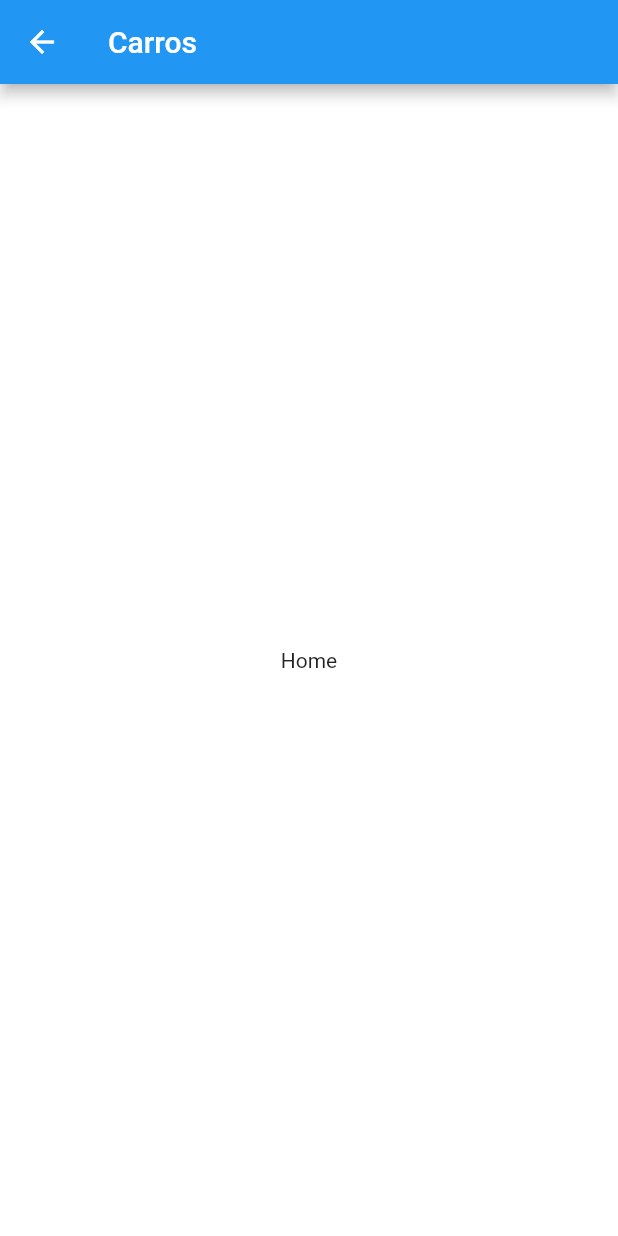
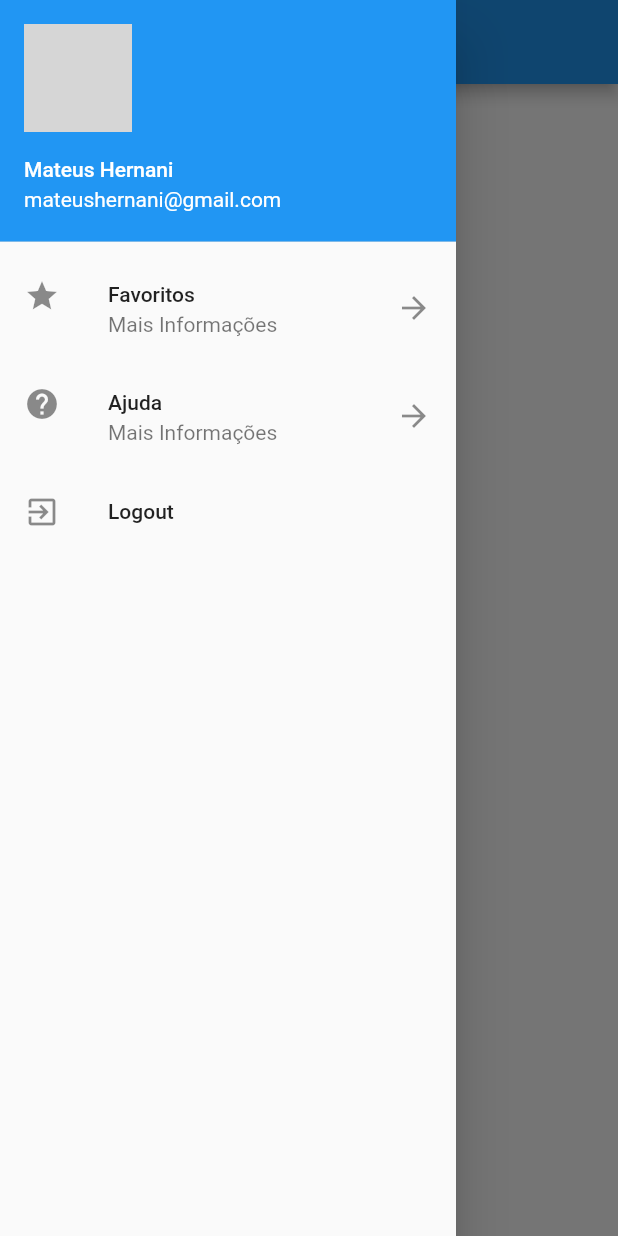
Before and after one commit to MateusH23/carros_flutter, a Flutter app: the HomePage screen opened directly, with the side drawer open (before the commit the screen has no drawer), on a phone screen of 412 x 824 dp. Run offline on Flutter 3.47's test engine with Material 2 defaults, Android fonts, the phone set to English and light mode, and no system bars; network calls fail; grey boxes are pictures that could not be loaded.

Commit message:
Home e criação do Drawer

```diff
--- a/lib/pages/home_page.dart
+++ b/lib/pages/home_page.dart
@@ -1,3 +1,4 @@
+import 'package:carros/widgets/drawer_list.dart';
 import 'package:flutter/material.dart';
 
 class HomePage extends StatelessWidget {
@@ -10,6 +11,7 @@ class HomePage extends StatelessWidget {
         ),
       ),
       body: _body(),
+      drawer: DrawerList(),
     );
   }
 
--- a/lib/pages/login_page.dart
+++ b/lib/pages/login_page.dart
@@ -100,7 +100,7 @@ class _LoginPageState extends State<LoginPage> {
     ApiResponse response = await LoginApi.login(login, senha);
 
     if (response.ok) {
-      push(context, HomePage());
+      push(context, HomePage(), replace: true);
       print(">>> ${response.result} <<<");
     } else {
       alert(context, response.msg);
--- a/lib/util/nav.dart
+++ b/lib/util/nav.dart
@@ -1,7 +1,13 @@
 import 'package:flutter/material.dart';
 
-push(BuildContext context, Widget page) {
-  Navigator.push(context, MaterialPageRoute(builder: (context) {
+push(BuildContext context, Widget page, {bool replace = false}) {
+  if (replace) {
+    return Navigator.pushReplacement(context, MaterialPageRoute(builder: (context) {
+      return page;
+    }));
+  }
+
+  return Navigator.push(context, MaterialPageRoute(builder: (context) {
     return page;
   }));
 }
--- /dev/null
+++ b/lib/widgets/drawer_list.dart
@@ -0,0 +1,44 @@
+import 'package:carros/pages/login_page.dart';
+import 'package:carros/util/nav.dart';
+import 'package:flutter/material.dart';
+
+class DrawerList extends StatelessWidget {
+  @override
+  Widget build(BuildContext context) {
+    return SafeArea(
+      child: Drawer(
+        child: ListView(
+          children: <Widget>[
+            UserAccountsDrawerHeader(
+              currentAccountPicture: CircleAvatar(
+                backgroundImage: NetworkImage("https://encrypted-tbn0.gstatic.com/images?q=tbn:ANd9GcQqP85ZnOcRSCX3nlYdkCvSxhSuZs0bLt1He8EvGr5ne8c7mTqW"),
+              ),
+              accountName: Text("Mateus Hernani"),
+              accountEmail: Text("mateushernani@gmail.com"),
+            ),
+            ListTile(
+              leading: Icon(Icons.star),
+              title: Text("Favoritos"),
+              subtitle: Text("Mais Informações"),
+              trailing: Icon(Icons.arrow_forward),
+            ),
+            ListTile(
+              leading: Icon(Icons.help),
+              title: Text("Ajuda"),
+              subtitle: Text("Mais Informações"),
+              trailing: Icon(Icons.arrow_forward),
+            ),
+            ListTile(
+              leading: Icon(Icons.exit_to_app),
+              title: Text("Logout"),
+              onTap: () {
+                //Navigator.pop(context);
+                push(context, LoginPage(), replace: true);
+              },
+            )
+          ],
+        ),
+      ),
+    );
+  }
+}
```
